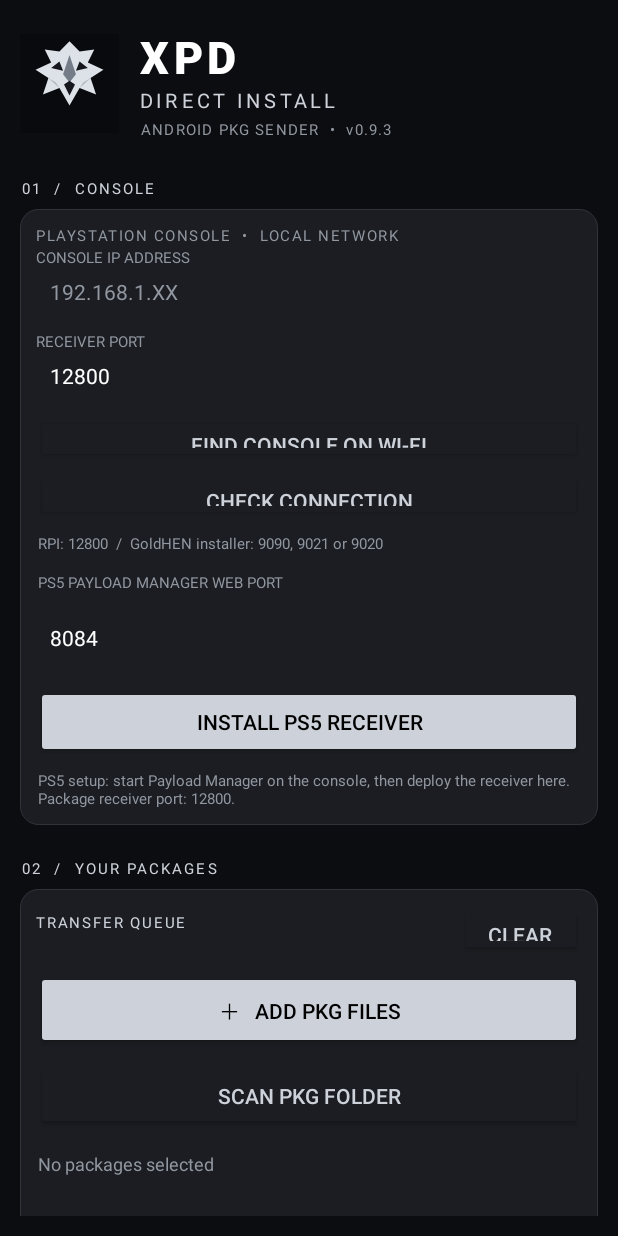
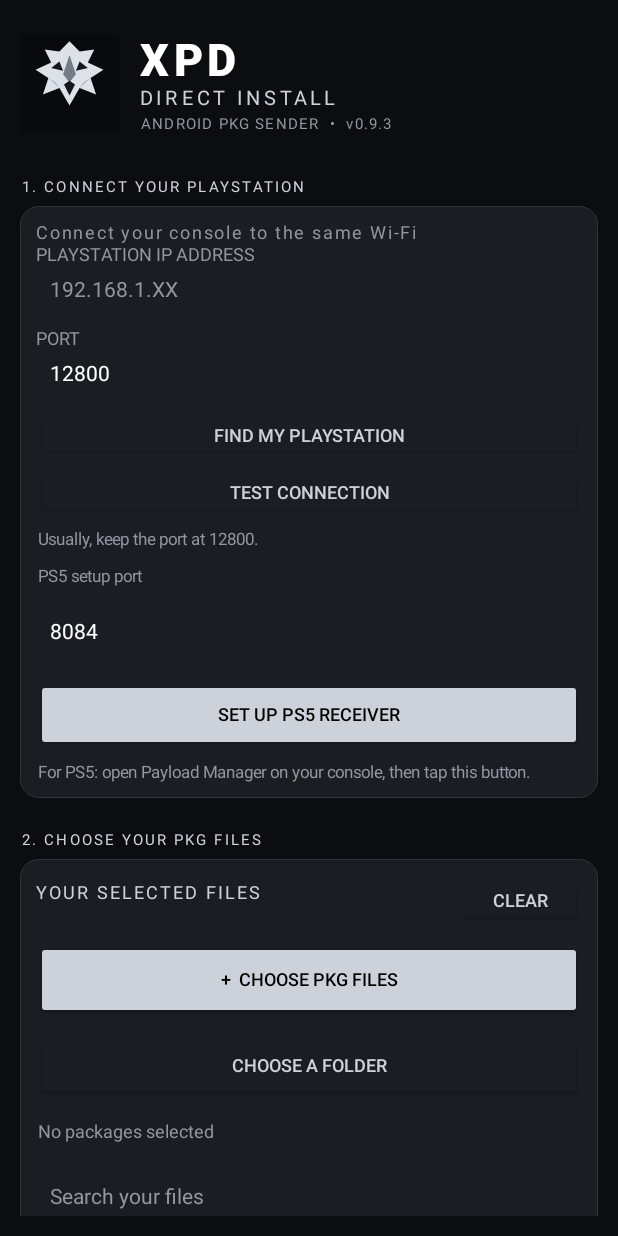
Before and after one commit to XPANGWAN/XPD-Direct-Install, an Android app: the screen it shows after launch (MainActivity), on a phone screen of 412 x 824 dp. Run offline under Robolectric (Android 15) with nearby library versions, the phone set to English and light mode, and no system bars.

Commit message:
Redesign XPD Direct Install UI and prevent overlapping text

```diff
--- a/app/src/main/java/com/xpd/directinstall/MainActivity.kt
+++ b/app/src/main/java/com/xpd/directinstall/MainActivity.kt
@@ -46,32 +46,32 @@ class MainActivity : Activity() {
   brandText.addView(label("ANDROID PKG SENDER  •  v0.9.3",10f,muted).apply{letterSpacing=.08f;setPadding(1,5,0,0)})
   brand.addView(brandText,LinearLayout.LayoutParams(0,-2,1f))
   body.addView(brand,lp(-1,dp(82)).apply{bottomMargin=dp(22)})
-  body.addView(sectionHeader("01  /  CONSOLE"))
+  body.addView(sectionHeader("1. CONNECT YOUR PLAYSTATION"))
   val connection=card()
-  connection.addView(label("PLAYSTATION CONSOLE  •  LOCAL NETWORK",10f,muted).apply{letterSpacing=.10f},lp(-1,22))
+  connection.addView(label("Connect your console to the same Wi-Fi",12f,muted).apply{letterSpacing=.10f},lp(-1,22))
   ip=field("192.168.1.XX",false).apply{inputType=android.text.InputType.TYPE_CLASS_NUMBER or android.text.InputType.TYPE_NUMBER_FLAG_DECIMAL}
-  connection.addView(label("CONSOLE IP ADDRESS",10f,muted),lp(-1,20));connection.addView(ip,lp(-1,52).apply{bottomMargin=12})
-  port=field("12800",true).apply{setText("12800")};connection.addView(label("RECEIVER PORT",10f,muted),lp(-1,20));connection.addView(port,lp(-1,52))
-  connection.addView(button("FIND CONSOLE ON WI-FI"){discoverConsole()},lp(-1,48).apply{topMargin=12})
-  check=button("CHECK CONNECTION"){checkReceiver()};connection.addView(check,lp(-1,50).apply{topMargin=8})
-  connection.addView(label("RPI: 12800  /  GoldHEN installer: 9090, 9021 or 9020",10f,muted).apply{setPadding(2,12,2,0)})
-  connection.addView(label("PS5 PAYLOAD MANAGER WEB PORT",10f,muted).apply{setPadding(2,dp(12),2,0)})
+  connection.addView(label("PLAYSTATION IP ADDRESS",12f,muted),lp(-1,20));connection.addView(ip,lp(-1,52).apply{bottomMargin=12})
+  port=field("12800",true).apply{setText("12800")};connection.addView(label("PORT",12f,muted),lp(-1,20));connection.addView(port,lp(-1,52))
+  connection.addView(button("FIND MY PLAYSTATION"){discoverConsole()},lp(-1,48).apply{topMargin=12})
+  check=button("TEST CONNECTION"){checkReceiver()};connection.addView(check,lp(-1,50).apply{topMargin=8})
+  connection.addView(label("Usually, keep the port at 12800.",11f,muted).apply{setPadding(2,12,2,0)})
+  connection.addView(label("PS5 setup port",11f,muted).apply{setPadding(2,dp(12),2,0)})
   ps5WebPort=field("8084",true).apply{setText("8084")}
   connection.addView(ps5WebPort,lp(-1,dp(48)).apply{topMargin=dp(6)})
-  installPs5ReceiverButton=button("INSTALL PS5 RECEIVER",true){installPs5Receiver()}
+  installPs5ReceiverButton=button("SET UP PS5 RECEIVER",true){installPs5Receiver()}
   connection.addView(installPs5ReceiverButton,lp(-1,dp(48)).apply{topMargin=dp(8)})
-  connection.addView(label("PS5 setup: start Payload Manager on the console, then deploy the receiver here. Package receiver port: 12800.",10f,muted).apply{setPadding(2,dp(8),2,0)})
+  connection.addView(label("For PS5: open Payload Manager on your console, then tap this button.",11f,muted).apply{setPadding(2,dp(8),2,0)})
   body.addView(connection,lp(-1,-2).apply{bottomMargin=dp(22)})
-  body.addView(sectionHeader("02  /  YOUR PACKAGES"))
+  body.addView(sectionHeader("2. CHOOSE YOUR PKG FILES"))
   val packages=card()
   val queueTop=LinearLayout(this).apply{orientation=0;gravity=Gravity.CENTER_VERTICAL}
-  queueTop.addView(label("TRANSFER QUEUE",10f,silver).apply{letterSpacing=.12f},LinearLayout.LayoutParams(0,dp(24),1f))
+  queueTop.addView(label("YOUR SELECTED FILES",12f,silver).apply{letterSpacing=.12f},LinearLayout.LayoutParams(0,dp(24),1f))
   clear=button("CLEAR"){if(!busy){files.clear();retryEntries.clear();served.clear();refreshQueue();saveState()}}.apply{isEnabled=!busy};queueTop.addView(clear,lp(dp(82),dp(34)))
   packages.addView(queueTop)
-  packages.addView(button("＋   ADD PKG FILES",true){chooseFiles()},lp(-1,dp(52)).apply{topMargin=dp(10)})
-  packages.addView(button("SCAN PKG FOLDER"){chooseFolder()},lp(-1,dp(46)).apply{topMargin=dp(8)})
-  fileInfo=label("No packages selected",12f,muted).apply{setPadding(2,dp(14),2,dp(8))};packages.addView(fileInfo)
-  queueSearch=field("Search title, Title ID or file name",false).apply{addTextChangedListener(object:android.text.TextWatcher{
+  packages.addView(button("+  CHOOSE PKG FILES",true){chooseFiles()},lp(-1,dp(52)).apply{topMargin=dp(10)})
+  packages.addView(button("CHOOSE A FOLDER"){chooseFolder()},lp(-1,dp(46)).apply{topMargin=dp(8)})
+  fileInfo=label("No files yet. Choose your PKG files below.",12f,muted).apply{setPadding(2,dp(14),2,dp(8))};packages.addView(fileInfo)
+  queueSearch=field("Search your files",false).apply{addTextChangedListener(object:android.text.TextWatcher{
    override fun beforeTextChanged(s:CharSequence?,start:Int,count:Int,after:Int){}
    override fun onTextChanged(s:CharSequence?,start:Int,before:Int,count:Int){refreshQueue()}
    override fun afterTextChanged(s:android.text.Editable?){}
@@ -84,16 +84,16 @@ class MainActivity : Activity() {
   packages.addView(filterRow)
   queue=LinearLayout(this).apply{orientation=1};queue.addView(label("Choose one or more PKG files to build your queue.",11f,muted).apply{setPadding(2,dp(8),2,dp(8))});packages.addView(queue)
   body.addView(packages,lp(-1,-2).apply{bottomMargin=dp(22)})
-  body.addView(sectionHeader("03  /  SEND TO CONSOLE"))
+  body.addView(sectionHeader("3. SEND TO PLAYSTATION"))
   val transfer=card()
-  status=label("READY  •  Select PKG files to begin.",12f,silver).apply{setPadding(2,dp(4),2,dp(14))};transfer.addView(status)
-  send=button("START TRANSFER",true){sendFiles(false)}.apply{isEnabled=false};transfer.addView(send,lp(-1,dp(56)))
-  pauseButton=button("PAUSE TRANSFER"){togglePause()}.apply{isEnabled=false};transfer.addView(pauseButton,lp(-1,dp(44)).apply{topMargin=dp(8)})
-  retryButton=button("RETRY FAILED / PENDING"){sendFiles(true)}.apply{isEnabled=false};transfer.addView(retryButton,lp(-1,dp(44)).apply{topMargin=dp(8)})
-  serverInfo=label("Local phone server  •  Port 9898",10f,muted).apply{setPadding(2,dp(12),2,2)};transfer.addView(serverInfo)
-  stopServerButton=button("STOP FILE SERVER"){stopTransferServer()}.apply{isEnabled=false};transfer.addView(stopServerButton,lp(-1,dp(42)).apply{topMargin=dp(8)})
+  status=label("Ready. Choose your files to begin.",13f,silver).apply{setPadding(2,dp(4),2,dp(14))};transfer.addView(status)
+  send=button("SEND TO PLAYSTATION",true){sendFiles(false)}.apply{isEnabled=false};transfer.addView(send,lp(-1,dp(56)))
+  pauseButton=button("PAUSE"){togglePause()}.apply{isEnabled=false};transfer.addView(pauseButton,lp(-1,dp(44)).apply{topMargin=dp(8)})
+  retryButton=button("TRY AGAIN"){sendFiles(true)}.apply{isEnabled=false};transfer.addView(retryButton,lp(-1,dp(44)).apply{topMargin=dp(8)})
+  serverInfo=label("Phone connection service • Port 9898",11f,muted).apply{setPadding(2,dp(12),2,2)};transfer.addView(serverInfo)
+  stopServerButton=button("STOP SENDING"){stopTransferServer()}.apply{isEnabled=false};transfer.addView(stopServerButton,lp(-1,dp(42)).apply{topMargin=dp(8)})
   body.addView(transfer,lp(-1,-2).apply{bottomMargin=dp(18)})
-  body.addView(label("Both devices must be reachable on the same local network. You may switch apps while the XPD transfer notification is active; use STOP FILE SERVER when downloads are finished. A successful request means accepted by the receiver, not confirmed installation.",10f,muted).apply{setPadding(4,4,4,22);gravity=Gravity.CENTER})
+  body.addView(label("Keep your phone and PlayStation on the same Wi-Fi. A message saying “accepted” means the console received the request; check the console to confirm installation.",11f,muted).apply{setPadding(4,4,4,22);gravity=Gravity.CENTER})
   scroll.addView(body);root.addView(scroll);setContentView(root)
  }
  private fun prefs()=getSharedPreferences("xpd_direct_install",MODE_PRIVATE)
@@ -137,12 +137,12 @@ class MainActivity : Activity() {
   orientation=1;setPadding(16,16,16,16)
   background=android.graphics.drawable.GradientDrawable().apply{setColor(panel);cornerRadius=18f;setStroke(1,Color.rgb(48,51,58))}
  }
- private fun label(s:String,n:Float,c:Int)=TextView(this).apply{text=s;textSize=n;setTextColor(c)}
+ private fun label(s:String,n:Float,c:Int)=TextView(this).apply{text=s;textSize=n;setTextColor(c);includeFontPadding=false;setLineSpacing(dp(2).toFloat(),1f)}
  private fun title(s:String)=label(s,12f,silver).apply{letterSpacing=.08f}
  private fun dp(v:Int)= (v*resources.displayMetrics.density).toInt()
  private fun lp(w:Int,h:Int)=LinearLayout.LayoutParams(w,h)
  private fun field(h:String,n:Boolean)=EditText(this).apply{hint=h;setHintTextColor(muted);setTextColor(Color.WHITE);textSize=14f;setSingleLine(true);setPadding(14,13,14,13);setBackgroundColor(panel);inputType=if(n)android.text.InputType.TYPE_CLASS_NUMBER else android.text.InputType.TYPE_CLASS_TEXT or android.text.InputType.TYPE_TEXT_FLAG_NO_SUGGESTIONS}
- private fun button(s:String,primary:Boolean=false,action:()->Unit)=Button(this).apply{text=s;setTextColor(if(primary)Color.BLACK else silver);setBackgroundTintList(android.content.res.ColorStateList.valueOf(if(primary)silver else panel));setOnClickListener{action()}}
+ private fun button(s:String,primary:Boolean=false,action:()->Unit)=Button(this).apply{text=s;isAllCaps=false;textSize=12f;typeface=android.graphics.Typeface.create("sans-serif-medium",android.graphics.Typeface.NORMAL);gravity=Gravity.CENTER;maxLines=2;ellipsize=android.text.TextUtils.TruncateAt.END;includeFontPadding=false;minHeight=0;minimumHeight=0;setPadding(dp(10),dp(9),dp(10),dp(9));setTextColor(if(primary)Color.BLACK else silver);setBackgroundTintList(android.content.res.ColorStateList.valueOf(if(primary)silver else panel));setOnClickListener{action()}}
  private fun chooseFolder(){
   if(busy||scanning)return
   val intent=Intent(Intent.ACTION_OPEN_DOCUMENT_TREE).apply{
@@ -438,11 +438,11 @@ class MainActivity : Activity() {
    row.addView(progressLabel);progressLabels[f.id]=progressLabel
    val progress=ProgressBar(this,null,android.R.attr.progressBarStyleHorizontal).apply{max=100;this.progress=pct;progressTintList=android.content.res.ColorStateList.valueOf(silver);progressBackgroundTintList=android.content.res.ColorStateList.valueOf(Color.rgb(48,51,58))}
    row.addView(progress,lp(-1,dp(5)).apply{topMargin=dp(8)});progressViews[f.id]=progress
-   val actions=LinearLayout(this).apply{orientation=0;gravity=Gravity.END}
-   actions.addView(button("UP"){if(!busy&&index>0){Collections.swap(files,index,index-1);refreshQueue();saveState()}}.apply{isEnabled=!busy&&index>0},lp(dp(64),dp(32)).apply{rightMargin=dp(6)})
-   actions.addView(button("DOWN"){if(!busy&&index<files.lastIndex){Collections.swap(files,index,index+1);refreshQueue();saveState()}}.apply{isEnabled=!busy&&index<files.lastIndex},lp(dp(72),dp(32)).apply{rightMargin=dp(6)})
-   actions.addView(button("REMOVE"){if(!busy){files.removeAll{it.id==f.id};retryEntries.removeAll{it.id==f.id};served.remove(f.id);refreshQueue();saveState()}},lp(dp(88),dp(32)))
-   row.addView(actions,lp(-1,dp(34)).apply{topMargin=dp(8)})
+   val actions=LinearLayout(this).apply{orientation=0;gravity=Gravity.CENTER_VERTICAL}
+   actions.addView(button("MOVE UP"){if(!busy&&index>0){Collections.swap(files,index,index-1);refreshQueue();saveState()}}.apply{textSize=10f;isEnabled=!busy&&index>0},LinearLayout.LayoutParams(0,dp(38),1f).apply{rightMargin=dp(5)})
+   actions.addView(button("MOVE DOWN"){if(!busy&&index<files.lastIndex){Collections.swap(files,index,index+1);refreshQueue();saveState()}}.apply{textSize=10f;isEnabled=!busy&&index<files.lastIndex},LinearLayout.LayoutParams(0,dp(38),1f).apply{rightMargin=dp(5)})
+   actions.addView(button("REMOVE"){if(!busy){files.removeAll{it.id==f.id};retryEntries.removeAll{it.id==f.id};served.remove(f.id);refreshQueue();saveState()}}.apply{textSize=10f},LinearLayout.LayoutParams(0,dp(38),1f))
+   row.addView(actions,lp(-1,dp(40)).apply{topMargin=dp(8)})
    queue.addView(row,lp(-1,-2).apply{topMargin=dp(7)})
     }
    }
```
